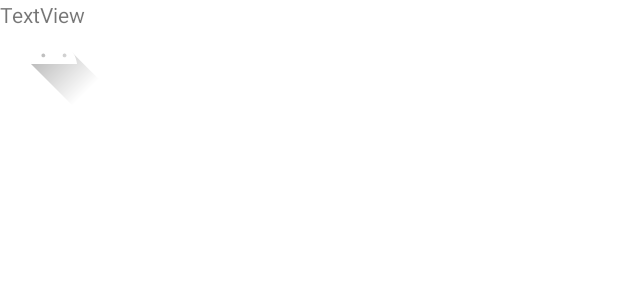
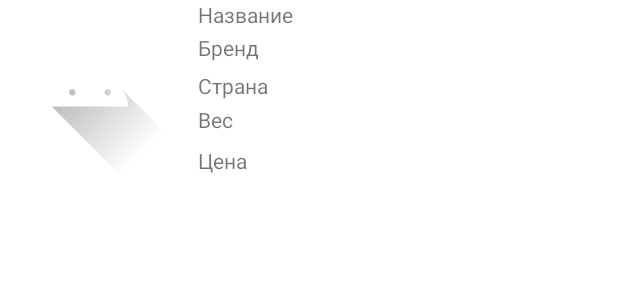
Before and after one commit to JUNEDEVERY/ProjectMarketPlace, an Android app: the layout item_layuot.xml on its own in the app's theme, with its tools: preview values and no code run, on a phone screen of 412 x 824 dp. Shown: the top 300 px of the screen. Run offline under Robolectric (Android 15) with nearby library versions, the light colour scheme and no system bars; Roboto replaces fonts that are not available here.

Commit message:
change design activity, fixed problem with activity

```diff
--- a/app/src/main/java/com/example/ozon/ChangeActivity.java
+++ b/app/src/main/java/com/example/ozon/ChangeActivity.java
@@ -78,7 +78,7 @@ public class ChangeActivity extends AppCompatActivity implements View.OnClickLis
     @Override
     protected void onCreate(Bundle savedInstanceState) {
         super.onCreate(savedInstanceState);
-        setContentView(R.layout.activity_change2);
+        setContentView(R.layout.activity_change);
 
         name = findViewById(R.id.etName);
         price = findViewById(R.id.etPrice);
--- a/app/src/main/java/com/example/ozon/MainActivity.java
+++ b/app/src/main/java/com/example/ozon/MainActivity.java
@@ -37,11 +37,12 @@ public class MainActivity extends AppCompatActivity {
 
     public static int keyID;
 
-    public void clickAbout(View v){
+    public void clickAbout(View v) {
         startActivity(new Intent(MainActivity.this, About.class));
     }
 
     private List<Mask> listProduct = new ArrayList<>();
+
     @Override
     protected void onCreate(Bundle savedInstanceState) {
         super.onCreate(savedInstanceState);
@@ -49,6 +50,23 @@ public class MainActivity extends AppCompatActivity {
         loadingPB = findViewById(R.id.loadingPB);
         editTextTextPersonName = findViewById(R.id.editTextTextPersonName);
         idSorted = findViewById(R.id.spinner);
+
+        editTextTextPersonName.addTextChangedListener(new TextWatcher() {
+            @Override
+            public void beforeTextChanged(CharSequence charSequence, int i, int i1, int i2) {
+
+            }
+
+            @Override
+            public void onTextChanged(CharSequence charSequence, int i, int i1, int i2) {
+
+            }
+
+            @Override
+            public void afterTextChanged(Editable editable) {
+                new GetProducts().execute();
+            }
+        });
 
         idSorted.setOnItemSelectedListener(new AdapterView.OnItemSelectedListener() {
             @Override
@@ -72,7 +90,7 @@ public class MainActivity extends AppCompatActivity {
         ivProducts.setAdapter(pAdapter); //Cвязывает подготовленный список с адаптером
         listView = findViewById(R.id.ListProduct);
 
-        listView.setOnItemClickListener(new AdapterView.OnItemClickListener(){
+        listView.setOnItemClickListener(new AdapterView.OnItemClickListener() {
             @Override
             public void onItemClick(AdapterView<?> parent, View view, int position, long id) {
                 loadingPB.setVisibility(View.INVISIBLE);
@@ -83,17 +101,18 @@ public class MainActivity extends AppCompatActivity {
         new GetProducts().execute(); //Подключение к нашей API в отдельном потоке
 
 
+    }
 
-    }
     public void onGoTOTheADDPage(View v) {
         startActivity(new Intent(this, Addendum.class));
     }
+
     private class GetProducts extends AsyncTask<Void, Void, String> {
 
         @Override
         protected String doInBackground(Void... voids) {
             try {
-                URL url = new URL("https://ngknn.ru:5001/NGKNN/герасимовна/api/nameofproducts/search?nameofproductsSearchText="+editTextTextPersonName.getText().toString()+"&field="+idSorted.getSelectedItemPosition());//Строка подключения к нашей API
+                URL url = new URL("https://ngknn.ru:5001/NGKNN/герасимовна/api/nameofproducts/search?nameofproductsSearchText=" + editTextTextPersonName.getText().toString() + "&field=" + idSorted.getSelectedItemPosition());//Строка подключения к нашей API
                 HttpURLConnection connection = (HttpURLConnection) url.openConnection(); //вызываем нашу API
 
                 BufferedReader reader = new BufferedReader(new InputStreamReader(connection.getInputStream()));
@@ -121,12 +140,10 @@ public class MainActivity extends AppCompatActivity {
         protected void onPostExecute(String s) {
             super.onPostExecute(s);
             loadingPB.setVisibility(View.VISIBLE);
-            try
-            {
+            try {
                 listProduct.clear();
                 JSONArray tempArray = new JSONArray(s);//преоброзование строки в json массив
-                for (int i = 0;i<tempArray.length();i++)
-                {
+                for (int i = 0; i < tempArray.length(); i++) {
 
                     JSONObject productJson = tempArray.getJSONObject(i);//Преобразование json объекта в нашу структуру
                     Mask tempProduct = new Mask(
@@ -152,8 +169,7 @@ public class MainActivity extends AppCompatActivity {
 
     }
 
-    public void Go()
-    {
+    public void Go() {
         startActivity(new Intent(this, ChangeActivity.class));
     }
 }
--- a/app/src/main/res/layout/activity_main.xml
+++ b/app/src/main/res/layout/activity_main.xml
@@ -107,7 +107,7 @@
         android:layout_width="wrap_content"
         android:layout_height="wrap_content"
         android:layout_marginStart="107dp"
-        android:layout_marginTop="20dp"
+        android:layout_marginTop="15dp"
         android:layout_marginEnd="2dp"
         android:layout_marginBottom="5dp"
         android:fontFamily="@font/alfa_slab_one"
@@ -123,9 +123,8 @@
         android:layout_width="wrap_content"
         android:layout_height="wrap_content"
         android:layout_marginStart="5dp"
-        android:layout_marginTop="25dp"
         android:layout_marginEnd="32dp"
-        android:layout_marginBottom="11dp"
+        android:layout_marginBottom="10dp"
         android:endColor="#22888F"
         android:fontFamily="@font/alfa_slab_one"
         android:startColor="#5b86e5"
@@ -162,8 +161,8 @@
         android:id="@+id/spinner"
         android:layout_width="0dp"
         android:layout_height="wrap_content"
+        android:layout_marginBottom="15dp"
         android:entries="@array/spinner"
-        android:layout_marginTop="0dp"
         android:minHeight="48dp"
         app:layout_constraintBottom_toTopOf="@+id/ListProduct"
         app:layout_constraintEnd_toEndOf="parent"
@@ -185,7 +184,6 @@
         android:id="@+id/editTextTextPersonName"
         android:layout_width="0dp"
         android:layout_height="wrap_content"
-        android:layout_marginBottom="16dp"
         android:ems="10"
         android:hint="Наименование"
         android:inputType="textPersonName"
--- a/app/src/main/res/layout/item_layuot.xml
+++ b/app/src/main/res/layout/item_layuot.xml
@@ -7,72 +7,73 @@
 
     <TextView
         android:id="@+id/txtprice"
-        android:layout_width="99dp"
-        android:layout_height="20dp"
-
+        android:layout_width="135dp"
+        android:layout_height="19dp"
+        android:layout_marginStart="37dp"
+        android:layout_marginTop="8dp"
         android:layout_weight="1"
-        android:gravity="center"
-        android:textAlignment="center"
+        android:gravity="left"
         android:textColor="@color/black"
-        android:textSize="15dp"
-        tools:layout_editor_absoluteX="209dp"
-        tools:layout_editor_absoluteY="228dp" />
+        android:textSize="14sp"
+        app:layout_constraintStart_toEndOf="@+id/textView7"
+        app:layout_constraintTop_toBottomOf="@+id/txtweight" />
 
     <TextView
         android:id="@+id/txtCountry"
-        android:layout_width="145dp"
-        android:layout_height="20dp"
-
+        android:layout_width="136dp"
+        android:layout_height="17dp"
+        android:layout_marginStart="24dp"
+        android:layout_marginTop="4dp"
         android:layout_weight="1"
-        android:gravity="center"
-        android:textAlignment="center"
+        android:gravity="left"
         android:textColor="@color/black"
-        android:textSize="15dp"
-        tools:layout_editor_absoluteX="68dp"
-        tools:layout_editor_absoluteY="284dp" />
+        android:textSize="14sp"
+        app:layout_constraintStart_toEndOf="@+id/textView5"
+        app:layout_constraintTop_toBottomOf="@+id/txtnameProiz" />
 
     <TextView
         android:id="@+id/txtweight"
-        android:layout_width="150dp"
-        android:layout_height="0dp"
+        android:layout_width="135dp"
+        android:layout_height="20dp"
+        android:layout_marginStart="44dp"
+        android:layout_marginTop="4dp"
         android:layout_weight="1"
-
-        android:gravity="center"
-        android:textAlignment="center"
+        android:gravity="left"
         android:textColor="@color/black"
-        android:textSize="15dp"
-        tools:layout_editor_absoluteX="68dp"
-        tools:layout_editor_absoluteY="304dp" />
+        android:textSize="14sp"
+        app:layout_constraintStart_toEndOf="@+id/textView6"
+        app:layout_constraintTop_toBottomOf="@+id/txtCountry" />
 
     <TextView
         android:id="@+id/txtnameProiz"
-        android:layout_width="154dp"
-        android:layout_height="25dp"
-
+        android:layout_width="135dp"
+        android:layout_height="19dp"
+        android:layout_marginStart="30dp"
+        android:layout_marginTop="4dp"
         android:layout_weight="1"
-        android:gravity="center"
-        android:textAlignment="center"
+        android:gravity="left"
         android:textColor="@color/black"
-        android:textSize="15dp"
-        tools:layout_editor_absoluteX="163dp"
-        tools:layout_editor_absoluteY="427dp" />
+        android:textSize="14sp"
+        app:layout_constraintStart_toEndOf="@+id/textView4"
+        app:layout_constraintTop_toBottomOf="@+id/txtTitle" />
 
     <TextView
         android:id="@+id/txtTitle"
-        android:layout_width="138dp"
-        android:layout_height="27dp"
+        android:layout_width="135dp"
+        android:layout_height="20dp"
+        android:layout_marginStart="2dp"
         android:layout_weight="1"
-        android:gravity="center"
-        android:textAlignment="center"
+        android:gravity="left"
+
         android:textColor="@color/black"
-        android:textSize="15dp"
-        tools:layout_editor_absoluteX="105dp"
-        tools:layout_editor_absoluteY="381dp" />
+        android:textSize="14sp"
+        app:layout_constraintStart_toEndOf="@+id/textView3"
+        app:layout_constraintTop_toTopOf="parent" />
 
     <ImageView
         android:id="@+id/nonephotoItem"
-        android:layout_width="72dp"
-        android:layout_height="72dp"
+        android:layout_width="120dp"
+        android:layout_height="120dp"
         android:textAlignment="center"
         app:layout_constraintStart_toStartOf="parent"
         app:layout_constraintTop_toTopOf="parent"
@@ -80,11 +81,52 @@
 
     <TextView
         android:id="@+id/textView3"
+        android:layout_width="69dp"
+        android:layout_height="18dp"
+        android:layout_marginStart="12dp"
+        android:text="Название"
+        app:layout_constraintStart_toEndOf="@+id/nonephotoItem"
+        app:layout_constraintTop_toTopOf="parent" />
+
+    <TextView
+        android:id="@+id/textView4"
         android:layout_width="wrap_content"
         android:layout_height="wrap_content"
-        android:text="TextView"
-        tools:layout_editor_absoluteX="84dp"
-        tools:layout_editor_absoluteY="0dp" />
+        android:layout_marginStart="12dp"
+        android:layout_marginTop="4dp"
+        android:text="Бренд"
+        app:layout_constraintStart_toEndOf="@+id/nonephotoItem"
+        app:layout_constraintTop_toBottomOf="@+id/textView3" />
+
+    <TextView
+        android:id="@+id/textView5"
+        android:layout_width="wrap_content"
+        android:layout_height="wrap_content"
+        android:layout_marginStart="12dp"
+        android:layout_marginTop="4dp"
+        android:text="Страна"
+        app:layout_constraintStart_toEndOf="@+id/nonephotoItem"
+        app:layout_constraintTop_toBottomOf="@+id/txtnameProiz" />
+
+    <TextView
+        android:id="@+id/textView6"
+        android:layout_width="wrap_content"
+        android:layout_height="wrap_content"
+        android:layout_marginStart="12dp"
+        android:layout_marginTop="3dp"
+        android:text="Вес "
+        app:layout_constraintStart_toEndOf="@+id/nonephotoItem"
+        app:layout_constraintTop_toBottomOf="@+id/textView5" />
+
+    <TextView
+        android:id="@+id/textView7"
+        android:layout_width="wrap_content"
+        android:layout_height="wrap_content"
+        android:layout_marginStart="12dp"
+        android:layout_marginTop="8dp"
+        android:text="Цена"
+        app:layout_constraintStart_toEndOf="@+id/nonephotoItem"
+        app:layout_constraintTop_toBottomOf="@+id/textView6" />
 
 
 </androidx.constraintlayout.widget.ConstraintLayout>
```
Also changed, not shown: app/src/main/res/layout/activity_change.xml (renamed from app/src/main/res/layout/activity_change2.xml). Lines whose indentation alone changed are shown as unchanged.
